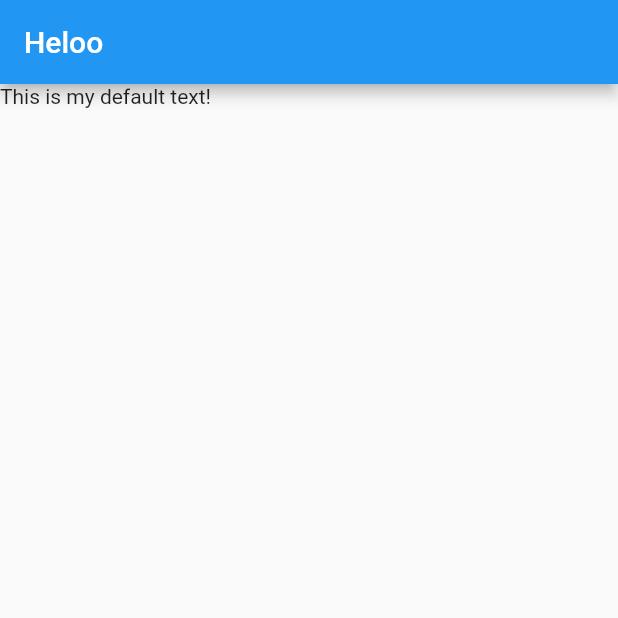
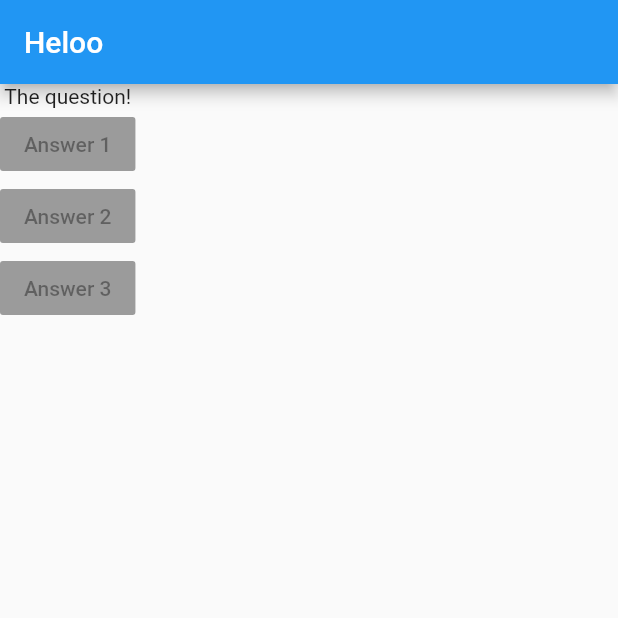
Before and after one commit to BearCola/flutter_quiz_app, a Flutter app: the screen it shows after launch, on a phone screen of 412 x 824 dp, the top half of it. Run offline on Flutter 3.47's test engine with Material 2 defaults, Android fonts, the phone set to English and light mode, and no system bars.

Commit message:
Update code

```diff
--- a/lib/main.dart
+++ b/lib/main.dart
@@ -5,12 +5,32 @@ void main() => runApp(MyApp());
 class MyApp extends StatelessWidget {
   @override
   Widget build(BuildContext context) {
+    var questions = [
+      "What's your favorite color?",
+      "What's your favorite animal",
+    ];
     return MaterialApp(
       home: Scaffold(
         appBar: AppBar(
           title: Text("Heloo"),
         ),
-        body: Text("This is my default text!"),
+        body: Column(
+          children: <Widget>[
+            Text("The question!"),
+            RaisedButton(
+              child: Text("Answer 1"),
+              onPressed: null,
+            ),
+            RaisedButton(
+              child: Text("Answer 2"),
+              onPressed: null,
+            ),
+            RaisedButton(
+              child: Text("Answer 3"),
+              onPressed: null,
+            ),
+          ],
+        ),
       ),
     );
   }
```
